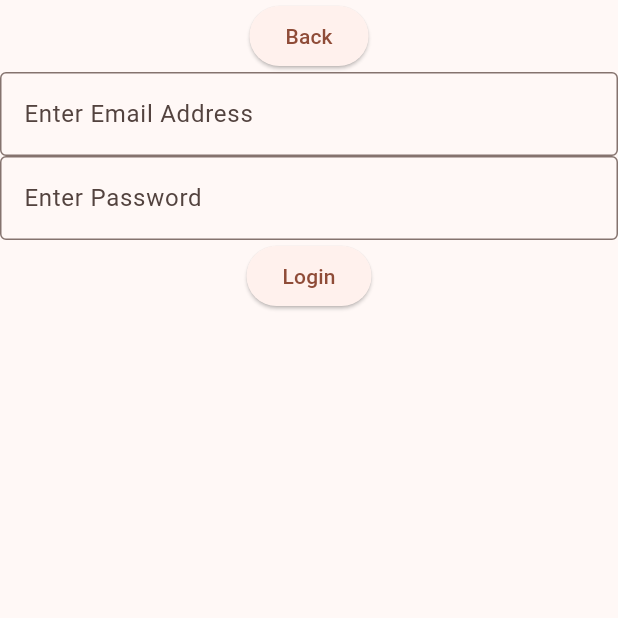
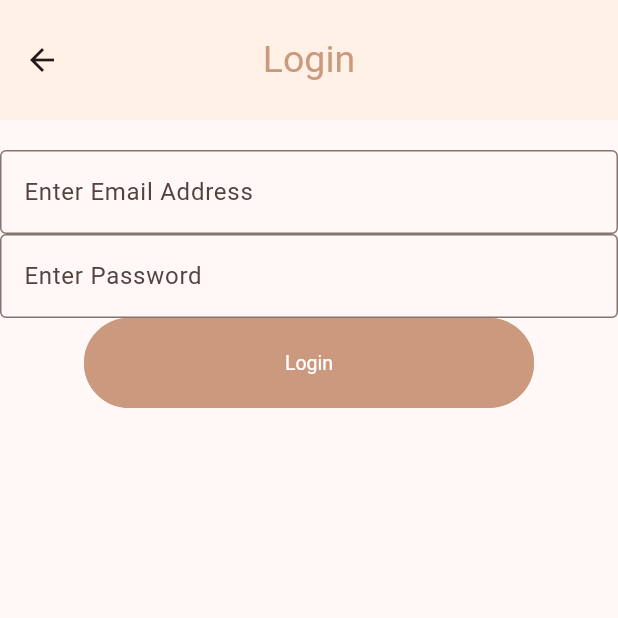
Before and after one commit to audreyhan222/App-Challenge, a Flutter app: the screen it shows after launch, after a tap on "Login", on a phone screen of 412 x 824 dp, the top half of it. Run offline on Flutter 3.47's test engine with Material 2 defaults, Android fonts, the phone set to English and light mode, and no system bars; drawn by our look-alikes of getwidget; our stand-ins replace cloud_firestore, firebase_core; missing offline and left inert: flutter_alarm_clock; accounts and stored records are empty.

Commit message:
added design elements

```diff
--- a/lib/LoginPage.dart
+++ b/lib/LoginPage.dart
@@ -2,6 +2,7 @@ import 'package:flutter/material.dart';
 import 'MainPage.dart';
 import 'globals.dart' as globals;
 import 'package:cloud_firestore/cloud_firestore.dart';
+import 'package:getwidget/getwidget.dart';
 
 
 class LoginPage extends StatefulWidget {
@@ -17,15 +18,17 @@ class _LoginPageState extends State<LoginPage> {
   @override
   Widget build (BuildContext context){
     return Scaffold(
+      appBar: AppBar (
+        title: Text("Login", style: TextStyle(color: Color.fromRGBO(203, 153, 126, 1), fontSize: 25)),
+        centerTitle: true,
+        backgroundColor: Color.fromRGBO(255, 241, 230, 1),
+        toolbarHeight: 80,
+        toolbarOpacity: 1.0,
+      ),
       body: Center(
         child: Column (
           children: [
-              ElevatedButton (
-                onPressed: () {
-                  Navigator.pop(context);
-                },
-                child: Text("Back")
-              ),
+              SizedBox(height:20),
               TextField(
                 obscureText: false,
                 decoration: InputDecoration(
@@ -46,7 +49,12 @@ class _LoginPageState extends State<LoginPage> {
                   user_password = value;
                 }
               ),
-              ElevatedButton (
+              Container(
+                height: 60,
+                width: 300,
+                child: GFButton (
+                  shape: GFButtonShape.pills,
+                  color: Color.fromRGBO(203, 153, 126, 1),
                   onPressed: () {
                     final docRef = globals.firestore.collection("users").doc(user_email);
                     docRef.get().then (
@@ -67,6 +75,7 @@ class _LoginPageState extends State<LoginPage> {
                     );
                   },
                   child: Text("Login")),
+              ),
             ]
           ),
 
--- a/lib/main.dart
+++ b/lib/main.dart
@@ -7,6 +7,8 @@ import 'firebase_options.dart';
 import 'package:cloud_firestore/cloud_firestore.dart';
 import 'globals.dart' as globals;
 //import 'package:firebase_database/firebase_database.dart';
+import 'package:getwidget/getwidget.dart';
+
 
 class RealtimeDatabaseInsert extends StatelessWidget {
   RealtimeDatabaseInsert({Key? key}) : super(key: key);
@@ -64,29 +66,51 @@ class _MyHomePageState extends State<MyHomePage> {
       title: 'Flutter layout demo',
       home: Scaffold(
         appBar: AppBar(
-          toolbarHeight: 300,
-          title: const Text('Flutter layout demo'),
+          toolbarHeight: 120,
+          title: const Text('App Name', style: TextStyle(color: Color.fromRGBO(203, 153, 126, 1), fontSize: 40)),
+          backgroundColor: Color.fromRGBO(255, 241, 230, 1),
+          centerTitle: true,
         ),
         body: Center(
           child: Column (
             children: [
-              ElevatedButton(
+              Container (
+                height: 300,
+              ),
+              Container (
+                height: 60,
+                width: 300,
+                child:
+                  GFButton (
+                    shape: GFButtonShape.pills,
+                    color: Color.fromRGBO(203, 153, 126, 1),
                     onPressed: () {
                       Navigator.push(
                         context,
                         MaterialPageRoute(builder: (context) => const LoginPage()),
                       );
                     },
-                child: Text("Login"),
+                    child: Text("Login", style: TextStyle(fontSize: 25, fontFamily: "", color: Colors.white,)),
                   ),
-              ElevatedButton (
+              ),
+              SizedBox(
+                height: 10,
+              ),
+              Container(
+                height: 60,
+                width: 300,
+                child: GFButton (
+                  shape: GFButtonShape.pills,
+                  type: GFButtonType.outline,
+                  color: Color.fromRGBO(203, 153, 126, 1),
                   onPressed: () {
                       Navigator.push(
                       context,
                       MaterialPageRoute(builder: (context) => const SignUpPage()),
                     );
                   },
-                child: Text("Sign In")
+                  child: Text("Sign In", style: TextStyle(fontSize: 25)),
+                ),
               ),
             ]
           ),
--- a/pubspec.yaml
+++ b/pubspec.yaml
@@ -18,6 +18,7 @@ dependencies:
   flutter_alarm_clock: ^0.1.1
   firebase_storage: ^11.2.6
   cloud_firestore: ^4.9.1
+  getwidget: ^2.0.4
 
 
 dev_dependencies:
```
Also changed, not shown: lib/AlarmPage.dart (+5 -2 lines), lib/ConnectionsPage.dart (+7 -0 lines), lib/MainPage.dart (+7 -0 lines), lib/NotesPage.dart (+5 -3 lines), lib/SchedulePage.dart (+9 -2 lines), lib/SignUpPage.dart (+31 -55 lines), pubspec.lock. Lines whose indentation alone changed are shown as unchanged.
